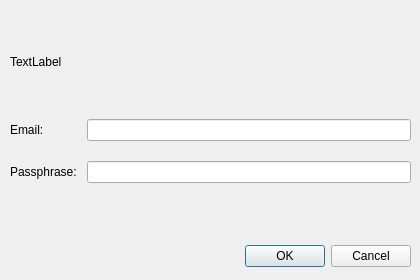
bitbaba/bitmail, file qt/logindialog.ui: the form before one commit.
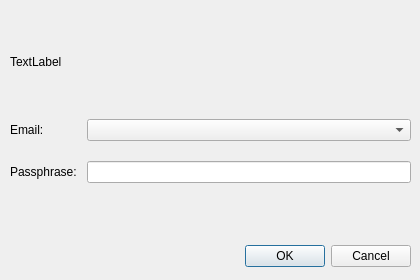
The form after the commit.

Commit message: qt: use combobox for email;

What changed in the file:
```diff
--- a/qt/logindialog.ui
+++ b/qt/logindialog.ui
@@ -61,9 +61,6 @@
         </property>
        </widget>
       </item>
-      <item row="0" column="1">
-       <widget class="QLineEdit" name="lineEdit"/>
-      </item>
       <item row="1" column="0">
        <widget class="QLabel" name="label_3">
         <property name="text">
@@ -74,6 +71,16 @@
       <item row="1" column="1">
        <widget class="QLineEdit" name="lineEdit_2"/>
       </item>
+      <item row="0" column="1">
+       <widget class="QComboBox" name="comboBox">
+        <property name="iconSize">
+         <size>
+          <width>20</width>
+          <height>20</height>
+         </size>
+        </property>
+       </widget>
+      </item>
      </layout>
     </item>
    </layout>
```
